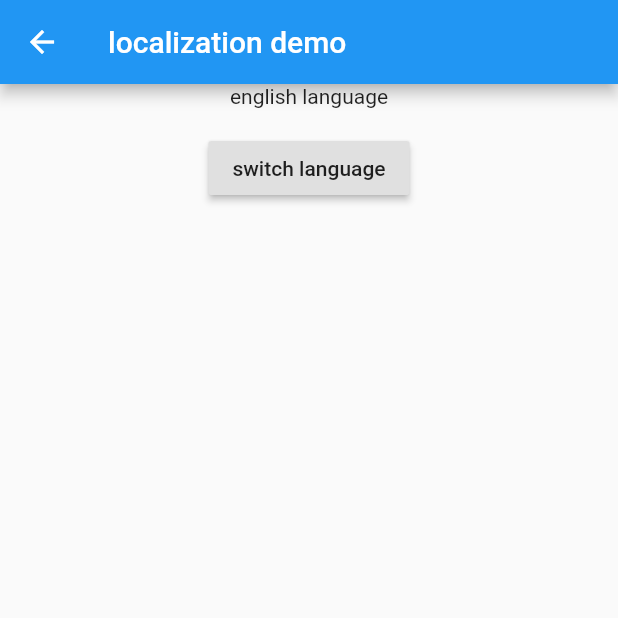
After one commit to macrozheng/flutter_first, a Flutter app: the FreeLocalizationsPage screen opened directly, on a phone screen of 412 x 824 dp, the top half of it. The commit adds this screen. Run offline on Flutter 3.47's test engine with Material 2 defaults, Android fonts, the phone set to English and light mode, and no system bars; our stand-ins replace connectivity, device_info, dio, event_bus, flutter_redux, flutter_spinkit and 8 more; missing offline and left inert: flutter_statusbar, flutter_webview_plugin; accounts and stored records are empty; generated files the repository leaves out were written again.

Commit message:
add localization demo

```diff
--- /dev/null
+++ b/lib/localization/DemoLocalizations.dart
@@ -0,0 +1,43 @@
+import 'package:flutter/material.dart';
+
+class DemoLocalizations {
+  final Locale locale;
+
+  DemoLocalizations(this.locale);
+
+  static Map<String, Map<String, String>> _localizedValues = {
+    "en": {
+      "main title": "flutter first demo",
+      "localization title":"localization demo",
+      "switch button text":"switch language",
+      "language text":"english language",
+    },
+    "zh": {
+      "main title": "flutter 首个示例",
+      "localization title":"国际化示例",
+      "switch button text": "切换语言",
+      "language text": "中文",
+    }
+  };
+
+  get mainTitle {
+    return _localizedValues[locale.languageCode]["main title"];
+  }
+
+  get localizationTitle{
+    print(locale.languageCode);
+    return _localizedValues[locale.languageCode]["localization title"];
+  }
+
+  get switchButtonText{
+    return _localizedValues[locale.languageCode]["switch button text"];
+  }
+
+  get languageText{
+    return _localizedValues[locale.languageCode]["language text"];
+  }
+
+  static DemoLocalizations of(BuildContext context) {
+    return Localizations.of(context, DemoLocalizations);
+  }
+}
--- /dev/null
+++ b/lib/localization/DemoLocalizationsDelegate.dart
@@ -0,0 +1,23 @@
+import 'package:flutter/foundation.dart';
+import 'package:flutter/material.dart';
+import 'package:flutter_first/localization/DemoLocalizations.dart';
+
+class DemoLocalizationsDelegate extends LocalizationsDelegate<DemoLocalizations> {
+  const DemoLocalizationsDelegate();
+  @override
+  bool isSupported(Locale locale) {
+    return ["zh", "en"].contains(locale.languageCode);
+  }
+
+  @override
+  Future<DemoLocalizations> load(Locale locale) {
+    return new SynchronousFuture<DemoLocalizations>(new DemoLocalizations(locale));
+  }
+
+  @override
+  bool shouldReload(LocalizationsDelegate<DemoLocalizations> old) {
+    return false;
+  }
+
+  static DemoLocalizationsDelegate delegate = DemoLocalizationsDelegate();
+}
--- /dev/null
+++ b/lib/localization/FreeLocalizationsPage.dart
@@ -0,0 +1,52 @@
+import 'package:flutter/material.dart';
+import 'package:flutter_first/localization/DemoLocalizations.dart';
+
+class FreeLocalizationsPage extends StatefulWidget {
+  @override
+  _FreeLocalizationsPageState createState() => _FreeLocalizationsPageState();
+}
+
+class _FreeLocalizationsPageState extends State<FreeLocalizationsPage> {
+  Locale _locale = const Locale('en', 'US');
+  bool flag = false;
+
+  changeLocale() {
+    Locale locale;
+    print(_locale);
+    if (flag) {
+      locale = const Locale("zh", "CH");
+    } else {
+      locale = const Locale("en", "US");
+    }
+    flag = !flag;
+    print(locale);
+    setState(() {
+      _locale = locale;
+    });
+  }
+
+  @override
+  Widget build(BuildContext context) {
+    return new Localizations.override(
+      context: context,
+      locale: _locale,
+      child: new Scaffold(
+        appBar: new AppBar(
+          title: new Text(DemoLocalizations.of(context).localizationTitle),
+        ),
+        body: new Column(
+          children: <Widget>[
+            new Text(DemoLocalizations.of(context).languageText),
+            new Container(
+              height: 16,
+            ),
+            new RaisedButton(
+              onPressed: changeLocale,
+              child: new Text(DemoLocalizations.of(context).switchButtonText),
+            ),
+          ],
+        ),
+      ),
+    );
+  }
+}
--- a/pubspec.yaml
+++ b/pubspec.yaml
@@ -39,6 +39,8 @@ dependencies:
   permission_handler: ^2.1.2
   scoped_model: ^1.0.1
   package_info: ^0.3.2
+  flutter_localizations:
+    sdk: flutter
 
 dev_dependencies:
   flutter_test:
```
Also changed, not shown: lib/localization/LocalizationDemo.dart (added, +193 -0 lines), lib/main.dart (+22 -2 lines).
